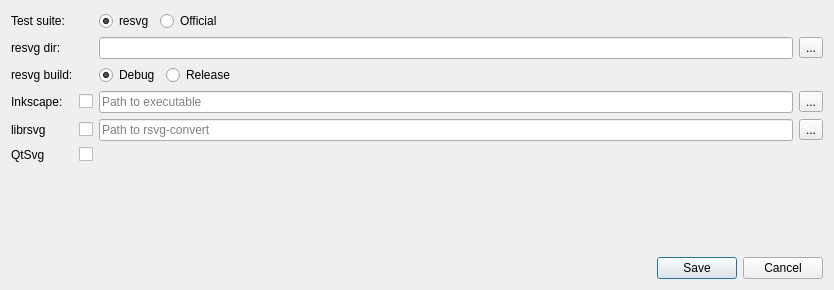
Old version of the form tools/vdiff/src/settingsdialog.ui in the repository RazrFalcon/resvg-test-suite.
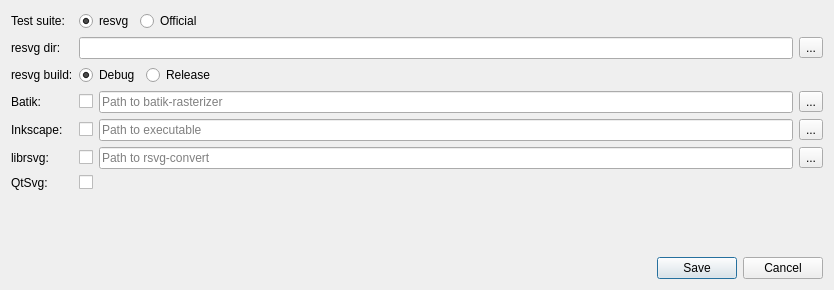
New version of the form.

Commit message: Added Batik support.

The edit to the form file:
```diff
--- a/tools/vdiff/src/settingsdialog.ui
+++ b/tools/vdiff/src/settingsdialog.ui
@@ -16,62 +16,21 @@
   <layout class="QVBoxLayout" name="verticalLayout">
    <item>
     <layout class="QGridLayout" name="gridLayout">
-     <item row="4" column="3">
+     <item row="5" column="3">
       <widget class="QToolButton" name="btnSelectRsvg">
        <property name="text">
         <string>...</string>
        </property>
       </widget>
      </item>
-     <item row="0" column="2" colspan="2">
-      <widget class="QWidget" name="widget" native="true">
-       <layout class="QHBoxLayout" name="horizontalLayout_3">
-        <property name="leftMargin">
-         <number>0</number>
-        </property>
-        <property name="topMargin">
-         <number>0</number>
-        </property>
-        <property name="rightMargin">
-         <number>0</number>
-        </property>
-        <property name="bottomMargin">
-         <number>0</number>
-        </property>
-        <item>
-         <widget class="QRadioButton" name="rBtnSuiteResvg">
-          <property name="text">
-           <string>resvg</string>
-          </property>
-          <property name="checked">
-           <bool>true</bool>
-          </property>
-         </widget>
-        </item>
-        <item>
-         <widget class="QRadioButton" name="rBtnSuiteOfficial">
-          <property name="sizePolicy">
-           <sizepolicy hsizetype="Expanding" vsizetype="Fixed">
-            <horstretch>0</horstretch>
-            <verstretch>0</verstretch>
-           </sizepolicy>
-          </property>
-          <property name="text">
-           <string>Official</string>
-          </property>
-         </widget>
-        </item>
-       </layout>
-      </widget>
-     </item>
-     <item row="3" column="0">
+     <item row="4" column="0">
       <widget class="QLabel" name="label_3">
        <property name="text">
         <string>Inkscape:</string>
        </property>
       </widget>
      </item>
-     <item row="4" column="1">
+     <item row="5" column="1">
       <widget class="QCheckBox" name="chBoxUseLibrsvg">
        <property name="sizePolicy">
         <sizepolicy hsizetype="Fixed" vsizetype="Fixed">
@@ -81,14 +40,14 @@
        </property>
       </widget>
      </item>
-     <item row="3" column="2">
+     <item row="4" column="2">
       <widget class="QLineEdit" name="lineEditInkscape">
        <property name="placeholderText">
         <string>Path to executable</string>
        </property>
       </widget>
      </item>
-     <item row="3" column="1">
+     <item row="4" column="1">
       <widget class="QCheckBox" name="chBoxUseInkscape">
        <property name="sizePolicy">
         <sizepolicy hsizetype="Fixed" vsizetype="Fixed">
@@ -105,6 +64,16 @@
        </property>
       </widget>
      </item>
+     <item row="6" column="1">
+      <widget class="QCheckBox" name="chBoxUseQtSvg">
+       <property name="sizePolicy">
+        <sizepolicy hsizetype="Fixed" vsizetype="Fixed">
+         <horstretch>0</horstretch>
+         <verstretch>0</verstretch>
+        </sizepolicy>
+       </property>
+      </widget>
+     </item>
      <item row="1" column="3">
       <widget class="QToolButton" name="btnSelectResvg">
        <property name="text">
@@ -112,7 +81,7 @@
        </property>
       </widget>
      </item>
-     <item row="4" column="2">
+     <item row="5" column="2">
       <widget class="QLineEdit" name="lineEditRsvg">
        <property name="placeholderText">
         <string>Path to rsvg-convert</string>
@@ -133,21 +102,59 @@
        </property>
       </widget>
      </item>
-     <item row="3" column="3">
+     <item row="4" column="3">
       <widget class="QToolButton" name="btnSelectInkscape">
        <property name="text">
         <string>...</string>
        </property>
       </widget>
      </item>
-     <item row="4" column="0">
+     <item row="5" column="0">
       <widget class="QLabel" name="label_4">
        <property name="text">
-        <string>librsvg</string>
+        <string>librsvg:</string>
        </property>
       </widget>
      </item>
-     <item row="2" column="2" colspan="2">
+     <item row="6" column="0">
+      <widget class="QLabel" name="label_8">
+       <property name="text">
+        <string>QtSvg:</string>
+       </property>
+      </widget>
+     </item>
+     <item row="3" column="0">
+      <widget class="QLabel" name="label_9">
+       <property name="text">
+        <string>Batik:</string>
+       </property>
+      </widget>
+     </item>
+     <item row="3" column="1">
+      <widget class="QCheckBox" name="chBoxUseBatik">
+       <property name="sizePolicy">
+        <sizepolicy hsizetype="Fixed" vsizetype="Fixed">
+         <horstretch>0</horstretch>
+         <verstretch>0</verstretch>
+        </sizepolicy>
+       </property>
+      </widget>
+     </item>
+     <item row="3" column="2">
+      <widget class="QLineEdit" name="lineEditBatik">
+       <property name="placeholderText">
+        <string>Path to batik-rasterizer</string>
+       </property>
+      </widget>
+     </item>
+     <item row="3" column="3">
+      <widget class="QToolButton" name="btnSelectBatik">
+       <property name="text">
+        <string>...</string>
+       </property>
+      </widget>
+     </item>
+     <item row="2" column="1" colspan="3">
       <widget class="QWidget" name="widget_2" native="true">
        <layout class="QHBoxLayout" name="horizontalLayout">
         <property name="leftMargin">
@@ -188,24 +195,48 @@
        </layout>
       </widget>
      </item>
-     <item row="1" column="2">
+     <item row="1" column="1" colspan="2">
       <widget class="QLineEdit" name="lineEditResvg"/>
      </item>
-     <item row="5" column="0">
-      <widget class="QLabel" name="label_8">
-       <property name="text">
-        <string>QtSvg</string>
-       </property>
-      </widget>
-     </item>
-     <item row="5" column="1">
-      <widget class="QCheckBox" name="chBoxUseQtSvg">
-       <property name="sizePolicy">
-        <sizepolicy hsizetype="Fixed" vsizetype="Fixed">
-         <horstretch>0</horstretch>
-         <verstretch>0</verstretch>
-        </sizepolicy>
-       </property>
+     <item row="0" column="1" colspan="3">
+      <widget class="QWidget" name="widget" native="true">
+       <layout class="QHBoxLayout" name="horizontalLayout_3">
+        <property name="leftMargin">
+         <number>0</number>
+        </property>
+        <property name="topMargin">
+         <number>0</number>
+        </property>
+        <property name="rightMargin">
+         <number>0</number>
+        </property>
+        <property name="bottomMargin">
+         <number>0</number>
+        </property>
+        <item>
+         <widget class="QRadioButton" name="rBtnSuiteResvg">
+          <property name="text">
+           <string>resvg</string>
+          </property>
+          <property name="checked">
+           <bool>true</bool>
+          </property>
+         </widget>
+        </item>
+        <item>
+         <widget class="QRadioButton" name="rBtnSuiteOfficial">
+          <property name="sizePolicy">
+           <sizepolicy hsizetype="Expanding" vsizetype="Fixed">
+            <horstretch>0</horstretch>
+            <verstretch>0</verstretch>
+           </sizepolicy>
+          </property>
+          <property name="text">
+           <string>Official</string>
+          </property>
+         </widget>
+        </item>
+       </layout>
       </widget>
      </item>
     </layout>
```
The commit also changes 23 other files.
